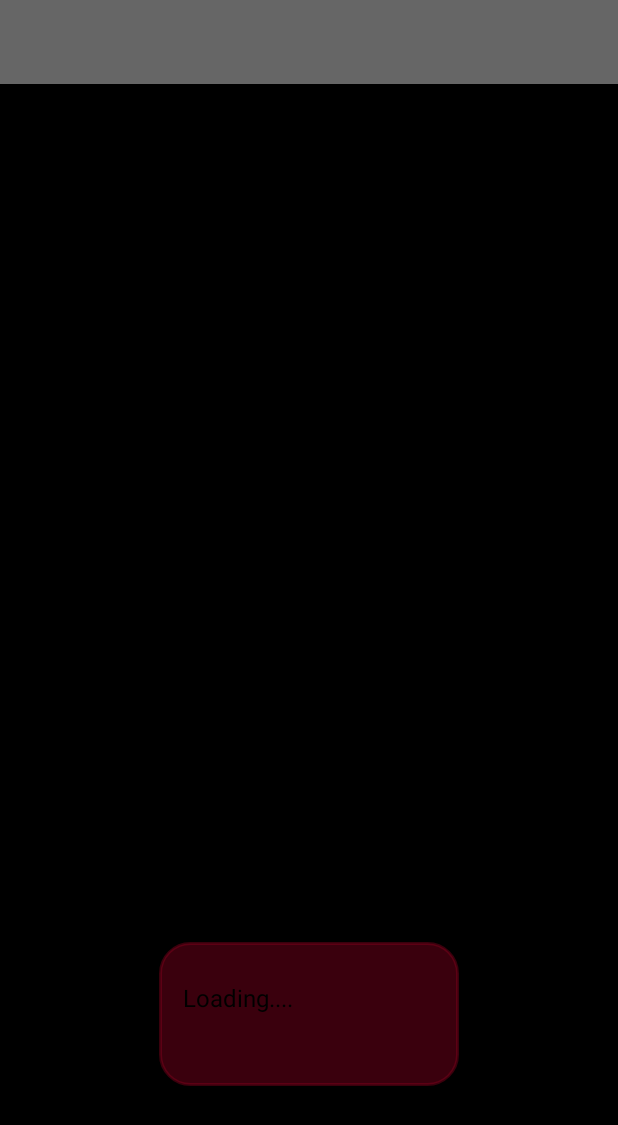
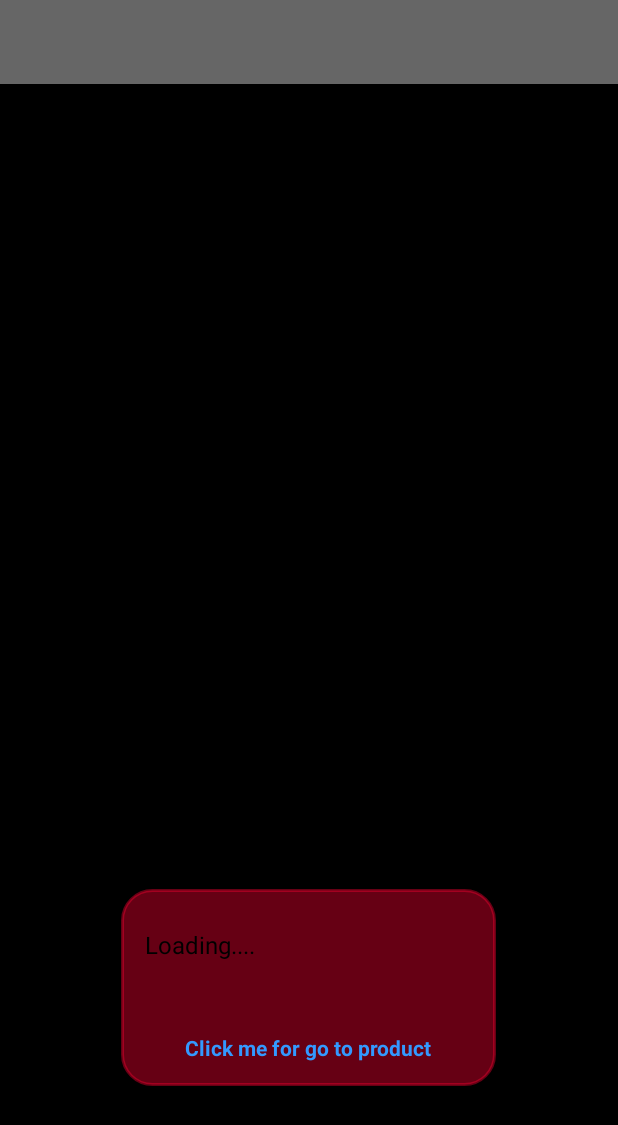
Before and after one commit to RyDVi/freshness_products, an Android app: the layout activity_camera.xml on its own in the app's theme, with its tools: preview values and no code run, on a phone screen of 412 x 824 dp. Shown: the top 1125 px of the screen. Run offline under Robolectric (Android 15) with nearby library versions, the phone set to English and light mode, and no system bars.

Commit message:
Changed spoiled color for window to more bright and added text "click for go to product"

```diff
--- a/app/src/main/res/layout/activity_camera.xml
+++ b/app/src/main/res/layout/activity_camera.xml
@@ -45,7 +45,7 @@
 
     <LinearLayout
         android:id="@+id/layout_edibility_window"
-        android:layout_width="200dp"
+        android:layout_width="250dp"
         android:layout_height="wrap_content"
         android:layout_gravity="bottom|center"
         android:layout_marginBottom="100dp"
@@ -101,6 +101,16 @@
 
         </LinearLayout>
 
+        <TextView
+            android:id="@+id/text_click_for_go_product"
+            android:layout_width="match_parent"
+            android:layout_height="wrap_content"
+            android:layout_marginTop="16dp"
+            android:text="@string/go_to_product"
+            android:textAlignment="center"
+            android:textColor="@color/colorPrimary"
+            android:textStyle="bold" />
+
     </LinearLayout>
 
 </androidx.coordinatorlayout.widget.CoordinatorLayout>
--- a/app/src/main/res/values/colors.xml
+++ b/app/src/main/res/values/colors.xml
@@ -7,7 +7,7 @@
     <color name="semi_transparent">#66FFFFFF</color>
 
     <color name="edibility_fresh">#6634C924</color>
-    <color name="edibility_spoiled">#66900020</color>
+    <color name="edibility_spoiled">#66FF0033</color>
     <color name="edibility_unknown">#66FFB02E</color>
 
     <color name="colorLine">#425066</color>
--- a/app/src/main/res/values/strings.xml
+++ b/app/src/main/res/values/strings.xml
@@ -14,4 +14,5 @@
     <string name="menu_item_recognizer">Recognizer freshness</string>
     <string name="menu_item_products">Products</string>
     <string name="product_unknown">Unknown product</string>
+    <string name="go_to_product">Click me for go to product</string>
 </resources>
```
Also changed, not shown: app/src/main/java/com/rydvi/product/edibility/recognizer/classifier/CameraActivity.java (+12 -5 lines), 1 other file.
